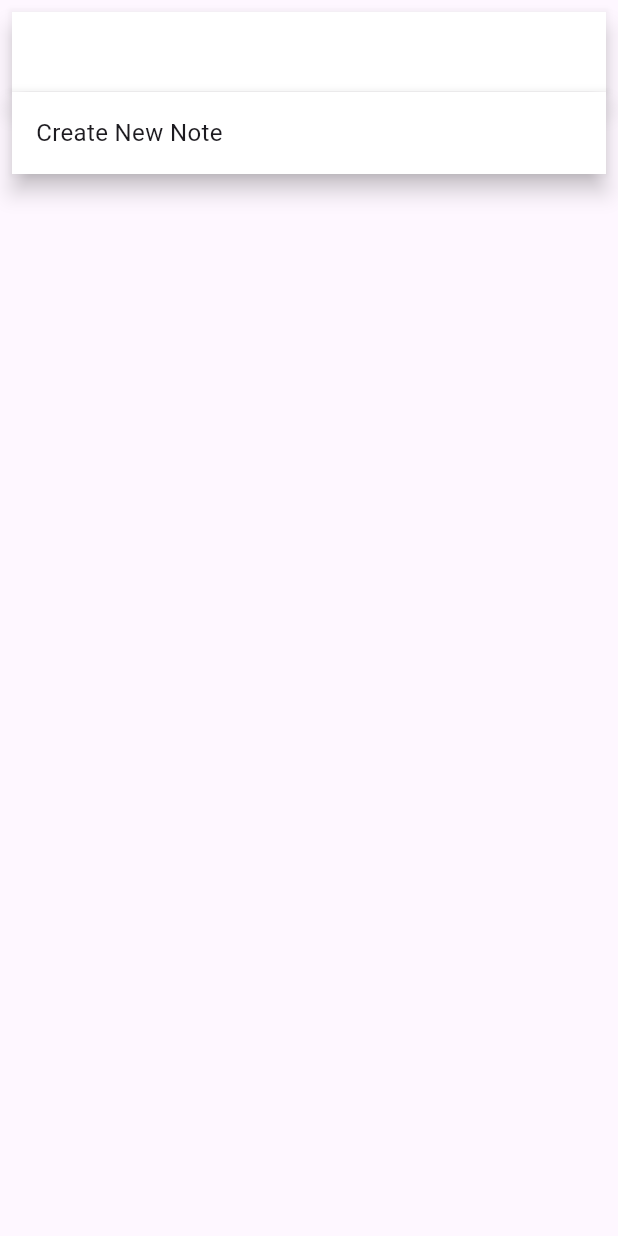
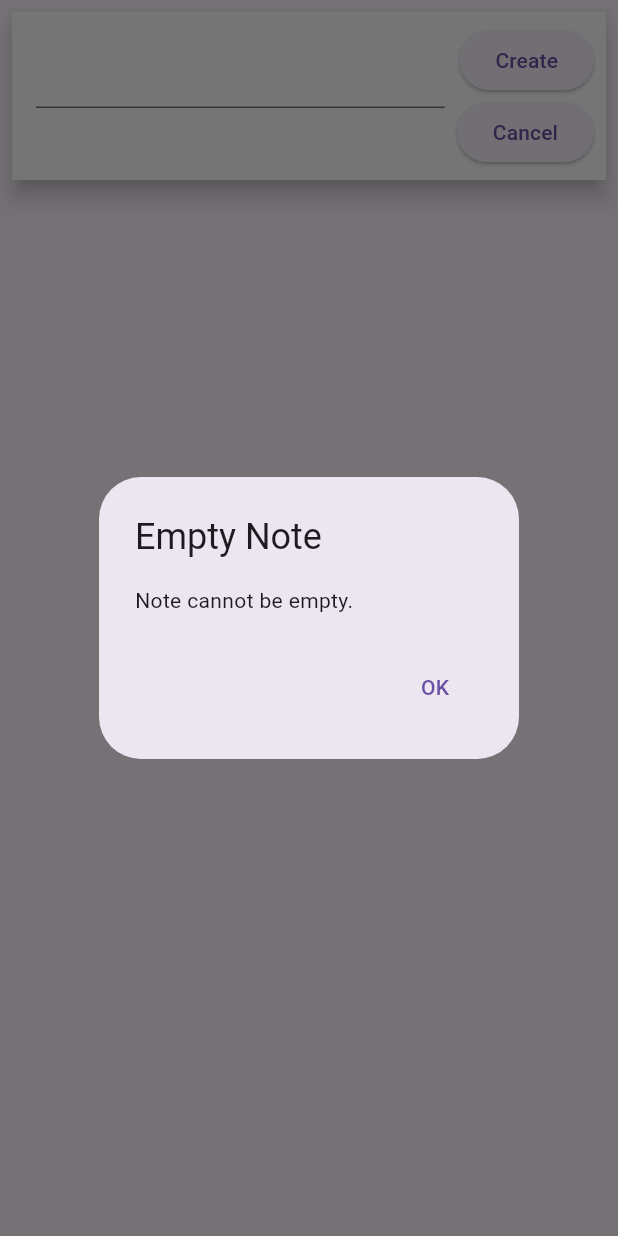
Before and after one commit to GroupOfFourMDEV1004/assignment3-MDEV1005, a Flutter app: the StickyNote screen opened directly, after a tap on "Create New Note", after a tap on "Create", on a phone screen of 412 x 824 dp. Run offline on Flutter 3.47's test engine with Material 3 defaults, Android fonts, the phone set to English and light mode, and no system bars; our stand-ins replace flutter_hooks, go_router, hooks_riverpod, riverpod.

Commit message:
Added logic for stopping empty note save

```diff
--- a/lib/widgets/sticky_note/sticky_note.dart
+++ b/lib/widgets/sticky_note/sticky_note.dart
@@ -49,6 +49,10 @@ class StickyNoteItem extends HookConsumerWidget {
     final textFieldFocusNode = useFocusNode();
 
     void update() {
+      if (textEditingController.text.isEmpty) {
+        showEmptyNoteDialog(context);
+        return;
+      }
       ref.read(noteListProvider.notifier).edit(note.id, textEditingController.text);
       toggleEditMode();
     }
@@ -150,6 +154,10 @@ class NewNoteItem extends HookConsumerWidget {
       isCreateMode.value = !isCreateMode.value;
     }
     void add() {
+      if (textEditingController.text.isEmpty) {
+        showEmptyNoteDialog(context);
+        return;
+      }
       ref.read(noteListProvider.notifier).add(textEditingController.text);
       toggleCreateMode();
       textEditingController.text = "";
@@ -212,3 +220,20 @@ class NewNoteItem extends HookConsumerWidget {
   }
 
 }
+void showEmptyNoteDialog(BuildContext context) {
+  showDialog(
+    context: context,
+    builder: (BuildContext context) {
+      return AlertDialog(
+        title: const Text('Empty Note'),
+        content: const Text('Note cannot be empty.'),
+        actions: [
+          TextButton(
+            onPressed: () => Navigator.of(context).pop(),
+            child: const Text('OK'),
+          ),
+        ],
+      );
+    },
+  );
+}
```
